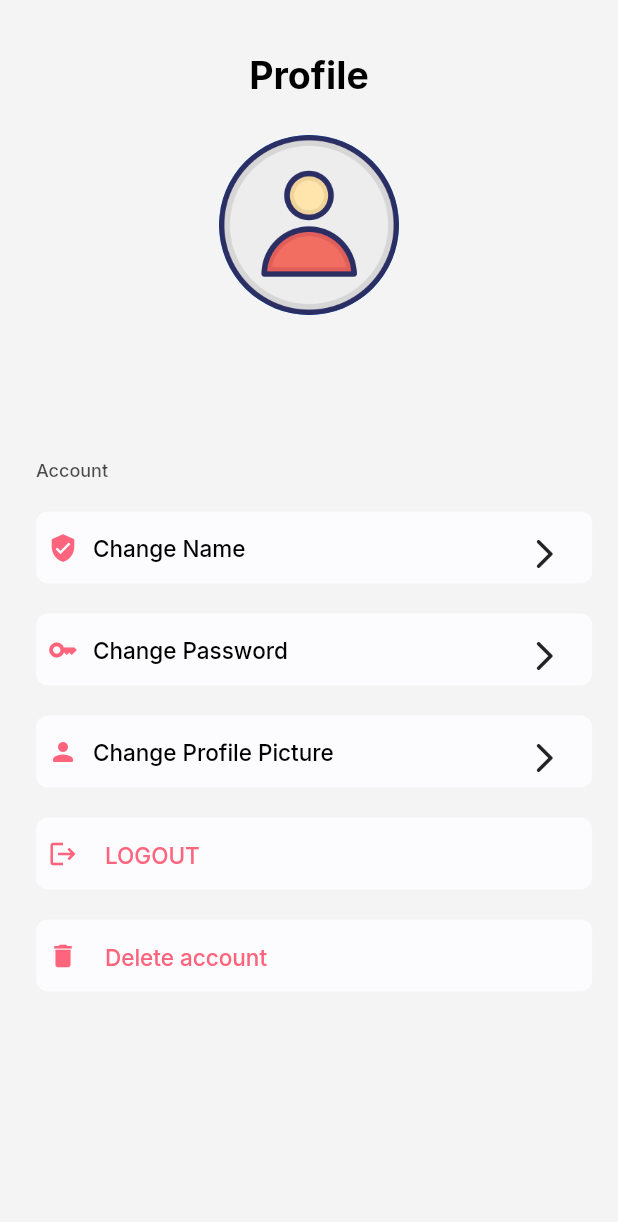
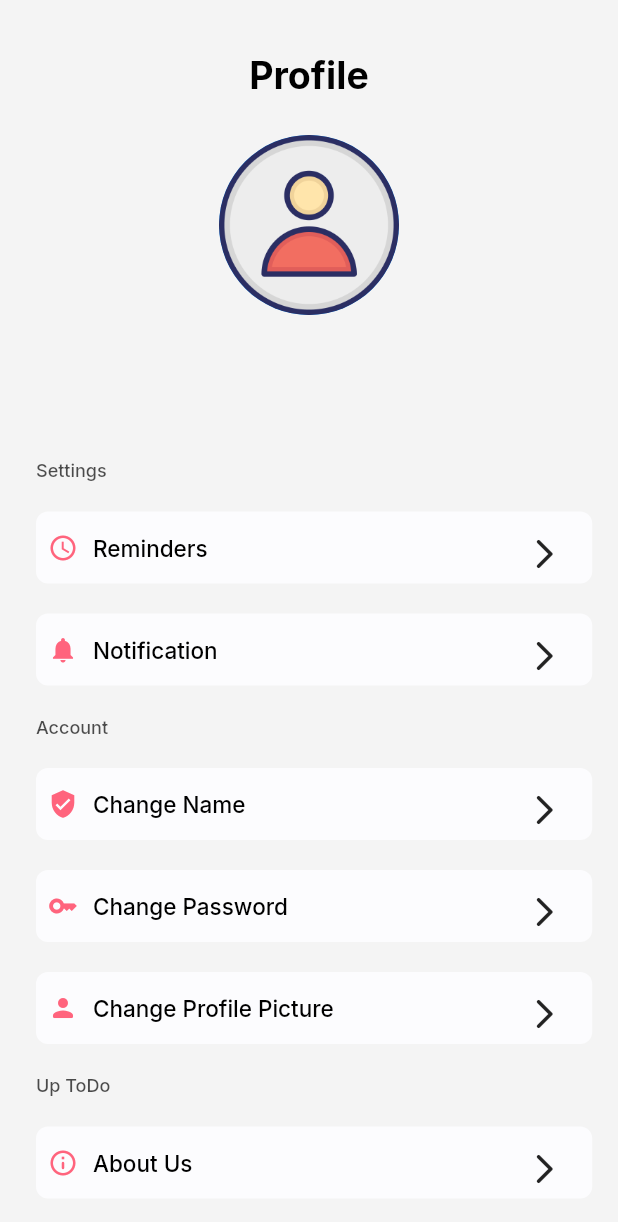
Before and after one commit to Namrata-yadav-08/ToDo_App, a Flutter app: the Profile screen opened by its route, on a phone screen of 412 x 824 dp. Shown: the top 1222 px of the screen. Run offline on Flutter 3.47's test engine with Material 2 defaults, Android fonts, the phone set to English and light mode, and no system bars; our stand-ins replace curved_navigation_bar, date_picker_timeline, firebase_auth, firebase_core, flutter_slidable, font_awesome_flutter and 3 more; accounts and stored records are empty.

Commit message:
about us added

```diff
--- a/lib/Screens/profile.dart
+++ b/lib/Screens/profile.dart
@@ -5,6 +5,7 @@ import 'package:google_fonts/google_fonts.dart';
 import 'dart:io';
 import 'package:image_picker/image_picker.dart';
 import 'user_controller.dart';
+import 'about_us.dart';
 
 class Profile extends StatefulWidget {
   const Profile({super.key});
@@ -223,33 +224,107 @@ class _ProfileState extends State<Profile> {
               Container(),
             ],
           ),
-          // Text('settings'),
-          // Container(
-          //   width: 90,
-          //   height: 30,
-          //   color: Colors.white,
-          // ),
-          // Container(
-          //   width: 90,
-          //   height: 30,
-          //   color: Colors.white,
-          // ),
-          // Container(
-          //   width: 90,
-          //   height: 30,
-          //   color: Colors.white,
-          // ),
-          // Text('settings'),
-          // Container(
-          //   width: 90,
-          //   height: 30,
-          //   color: Colors.white,
-          // ),
-          // Container(
-          //   width: _width * 0.90,
-          //   height: 30,
-          //   color: Colors.white,
-          // ),
+          Padding(
+            padding: const EdgeInsets.only(left: 24),
+            child: Text(
+              'Settings',
+              textAlign: TextAlign.start,
+              style: GoogleFonts.inter(
+                  fontSize: 12,
+                  fontWeight: FontWeight.w500,
+                  color: Color.fromARGB(178, 0, 0, 0)),
+            ),
+          ),
+          const SizedBox(
+            height: 20,
+          ),
+          Padding(
+            padding: const EdgeInsets.only(left: 24),
+            child: Container(
+              decoration: BoxDecoration(
+                borderRadius: BorderRadius.circular(8),
+                color: Color.fromARGB(255, 252, 252, 254),
+              ),
+              width: _width * 0.90,
+              height: 48,
+              child: Padding(
+                padding: const EdgeInsets.all(8.0),
+                child: Row(
+                  children: [
+                    const Icon(
+                      Icons.access_time,
+                      size: 20,
+                      color: Color.fromARGB(255, 255, 100, 125),
+                    ),
+                    const SizedBox(
+                      width: 10,
+                    ),
+                    Text(
+                      "Reminders",
+                      style: GoogleFonts.inter(
+                          color: Colors.black,
+                          fontSize: 15,
+                          fontWeight: FontWeight.w500),
+                    ),
+                    Spacer(),
+                    IconButton(
+                        onPressed: () {},
+                        icon: Icon(
+                          Icons.arrow_forward_ios_rounded,
+                        )),
+                  ],
+                ),
+              ),
+            ),
+          ),
+          const SizedBox(
+            height: 20,
+          ),
+          Padding(
+            padding: const EdgeInsets.only(left: 24),
+            child: Container(
+              decoration: BoxDecoration(
+                borderRadius: BorderRadius.circular(8),
+                color: Color.fromARGB(255, 252, 252, 254),
+              ),
+              width: _width * 0.90,
+              height: 48,
+              child: Padding(
+                padding: const EdgeInsets.all(8.0),
+                child: Row(
+                  children: [
+                    const Icon(
+                      Icons.notifications,
+                      size: 20,
+                      color: Color.fromARGB(255, 255, 100, 125),
+                    ),
+                    const SizedBox(
+                      width: 10,
+                    ),
+                    Text(
+                      "Notification",
+                      style: GoogleFonts.inter(
+                          color: Colors.black,
+                          fontSize: 15,
+                          fontWeight: FontWeight.w500),
+                    ),
+                    Spacer(),
+                    // Padding(
+                    //   padding: EdgeInsets.only(left: _width * 0.32),
+                    //   child:
+                    IconButton(
+                        onPressed: () {},
+                        icon: Icon(
+                          Icons.arrow_forward_ios_rounded,
+                        )),
+                  ],
+                ),
+              ),
+            ),
+          ),
+          const SizedBox(
+            height: 20,
+          ),
           Padding(
             padding: const EdgeInsets.only(left: 24),
             child: Text(
@@ -401,6 +476,64 @@ class _ProfileState extends State<Profile> {
           ),
           Padding(
             padding: const EdgeInsets.only(left: 24),
+            child: Text(
+              'Up ToDo',
+              textAlign: TextAlign.start,
+              style: GoogleFonts.inter(
+                  fontSize: 12,
+                  fontWeight: FontWeight.w500,
+                  color: Color.fromARGB(178, 0, 0, 0)),
+            ),
+          ),
+          const SizedBox(
+            height: 20,
+          ),
+          Padding(
+            padding: const EdgeInsets.only(left: 24),
+            child: Container(
+              decoration: BoxDecoration(
+                borderRadius: BorderRadius.circular(8),
+                color: Color.fromARGB(255, 252, 252, 254),
+              ),
+              width: _width * 0.90,
+              height: 48,
+              child: Padding(
+                padding: const EdgeInsets.all(8.0),
+                child: Row(
+                  children: [
+                    const Icon(
+                      Icons.info_outline_rounded,
+                      size: 20,
+                      color: Color.fromARGB(255, 255, 100, 125),
+                    ),
+                    const SizedBox(
+                      width: 10,
+                    ),
+                    Text(
+                      "About Us",
+                      style: GoogleFonts.inter(
+                          color: Colors.black,
+                          fontSize: 15,
+                          fontWeight: FontWeight.w500),
+                    ),
+                    Spacer(),
+                    IconButton(
+                        onPressed: () {
+                          Navigator.pushNamed(context, 'about_us');
+                        },
+                        icon: Icon(
+                          Icons.arrow_forward_ios_rounded,
+                        )),
+                  ],
+                ),
+              ),
+            ),
+          ),
+          const SizedBox(
+            height: 20,
+          ),
+          Padding(
+            padding: const EdgeInsets.only(left: 24),
             child: Container(
               decoration: BoxDecoration(
                 borderRadius: BorderRadius.circular(8),
@@ -484,6 +617,9 @@ class _ProfileState extends State<Profile> {
               ),
             ),
           ),
+          const SizedBox(
+            height: 30,
+          ),
         ],
       ))),
     ));
--- a/lib/main.dart
+++ b/lib/main.dart
@@ -4,6 +4,7 @@ import 'package:flutter/material.dart';
 
 import 'package:todoapp/Screens/SplashScreen.dart';
 import 'package:todoapp/Screens/WeekTask.dart';
+import 'package:todoapp/Screens/about_us.dart';
 
 import 'package:todoapp/Screens/auth_page.dart';
 
@@ -35,7 +36,7 @@ class MyApp extends StatelessWidget {
   Widget build(BuildContext context) {
     return MaterialApp(
       debugShowCheckedModeBanner: false,
-      initialRoute: 'splashscreen',
+      initialRoute: 'main_screen',
       routes: {
         'main_screen': (context) => const Main_Screen(),
         'home': (context) => const Home(),
@@ -53,6 +54,7 @@ class MyApp extends StatelessWidget {
         'auth_page': (context) => const AuthPage(),
         'createtask': (context) => const createtask(),
         'forgotpasswordpage': (context) => ForgotPassword(),
+        'about_us': (context) => AboutUsPage(),
       },
     );
   }
```
Also changed, not shown: lib/Screens/about_us.dart (added, +71 -0 lines).
